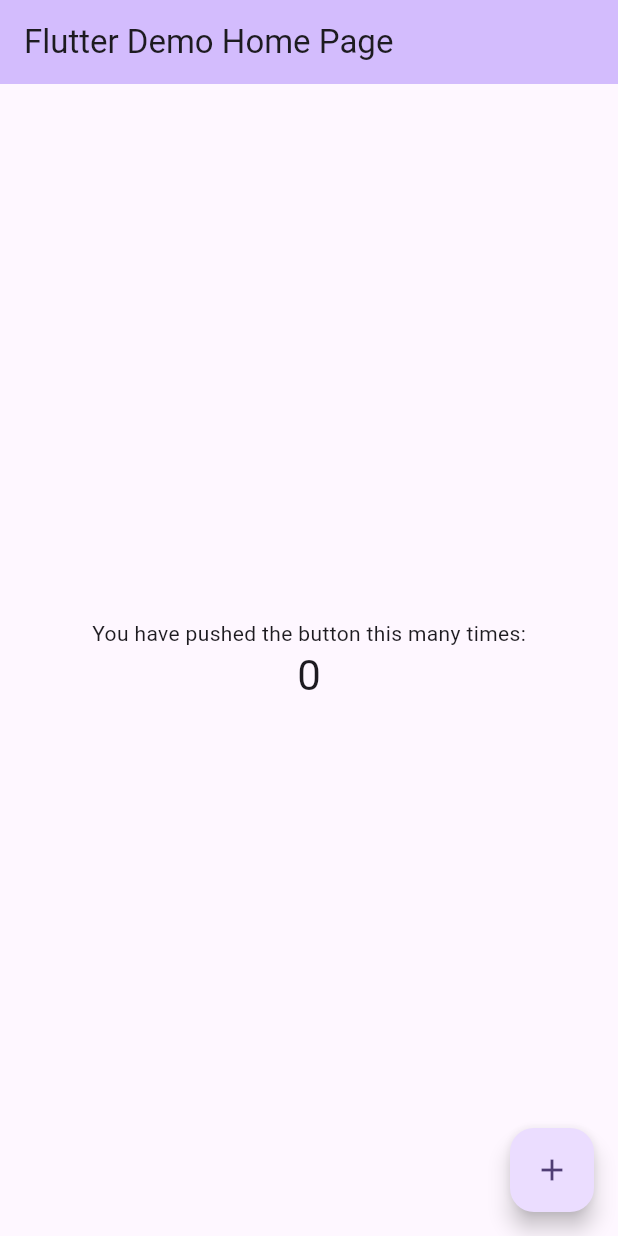
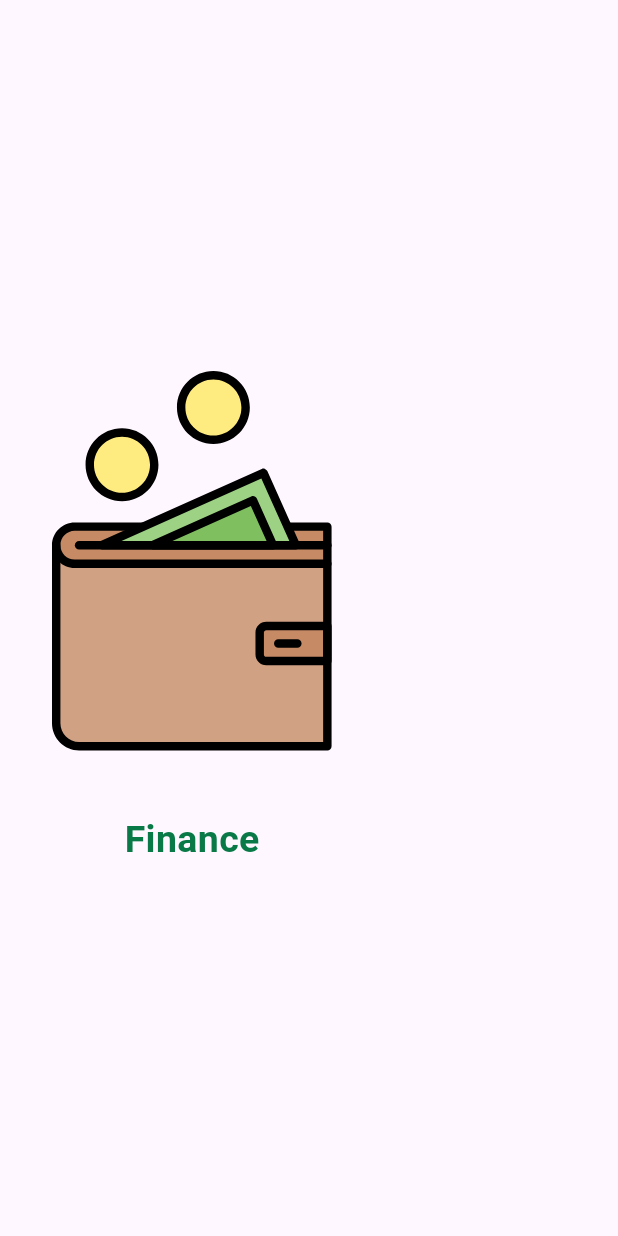
Before and after one commit to AbdelrahmanZeid/FinanceApp, a Flutter app: the first screen one second after launch, on a phone screen of 412 x 824 dp. Run offline on Flutter 3.47's test engine with Material 3 defaults, Android fonts, the phone set to English and light mode, and no system bars; our stand-ins replace flutter_svg.

Commit message:
create project structure

```diff
--- a/lib/main.dart
+++ b/lib/main.dart
@@ -1,125 +1,8 @@
+import 'package:finance_app/pages/app.dart';
 import 'package:flutter/material.dart';
 
 void main() {
-  runApp(const MyApp());
+  runApp(
+    const App(),
+  );
 }
-
-class MyApp extends StatelessWidget {
-  const MyApp({super.key});
-
-  // This widget is the root of your application.
-  @override
-  Widget build(BuildContext context) {
-    return MaterialApp(
-      title: 'Flutter Demo',
-      theme: ThemeData(
-        // This is the theme of your application.
-        //
-        // TRY THIS: Try running your application with "flutter run". You'll see
-        // the application has a purple toolbar. Then, without quitting the app,
-        // try changing the seedColor in the colorScheme below to Colors.green
-        // and then invoke "hot reload" (save your changes or press the "hot
-        // reload" button in a Flutter-supported IDE, or press "r" if you used
-        // the command line to start the app).
-        //
-        // Notice that the counter didn't reset back to zero; the application
-        // state is not lost during the reload. To reset the state, use hot
-        // restart instead.
-        //
-        // This works for code too, not just values: Most code changes can be
-        // tested with just a hot reload.
-        colorScheme: ColorScheme.fromSeed(seedColor: Colors.deepPurple),
-        useMaterial3: true,
-      ),
-      home: const MyHomePage(title: 'Flutter Demo Home Page'),
-    );
-  }
-}
-
-class MyHomePage extends StatefulWidget {
-  const MyHomePage({super.key, required this.title});
-
-  // This widget is the home page of your application. It is stateful, meaning
-  // that it has a State object (defined below) that contains fields that affect
-  // how it looks.
-
-  // This class is the configuration for the state. It holds the values (in this
-  // case the title) provided by the parent (in this case the App widget) and
-  // used by the build method of the State. Fields in a Widget subclass are
-  // always marked "final".
-
-  final String title;
-
-  @override
-  State<MyHomePage> createState() => _MyHomePageState();
-}
-
-class _MyHomePageState extends State<MyHomePage> {
-  int _counter = 0;
-
-  void _incrementCounter() {
-    setState(() {
-      // This call to setState tells the Flutter framework that something has
-      // changed in this State, which causes it to rerun the build method below
-      // so that the display can reflect the updated values. If we changed
-      // _counter without calling setState(), then the build method would not be
-      // called again, and so nothing would appear to happen.
-      _counter++;
-    });
-  }
-
-  @override
-  Widget build(BuildContext context) {
-    // This method is rerun every time setState is called, for instance as done
-    // by the _incrementCounter method above.
-    //
-    // The Flutter framework has been optimized to make rerunning build methods
-    // fast, so that you can just rebuild anything that needs updating rather
-    // than having to individually change instances of widgets.
-    return Scaffold(
-      appBar: AppBar(
-        // TRY THIS: Try changing the color here to a specific color (to
-        // Colors.amber, perhaps?) and trigger a hot reload to see the AppBar
-        // change color while the other colors stay the same.
-        backgroundColor: Theme.of(context).colorScheme.inversePrimary,
-        // Here we take the value from the MyHomePage object that was created by
-        // the App.build method, and use it to set our appbar title.
-        title: Text(widget.title),
-      ),
-      body: Center(
-        // Center is a layout widget. It takes a single child and positions it
-        // in the middle of the parent.
-        child: Column(
-          // Column is also a layout widget. It takes a list of children and
-          // arranges them vertically. By default, it sizes itself to fit its
-          // children horizontally, and tries to be as tall as its parent.
-          //
-          // Column has various properties to control how it sizes itself and
-          // how it positions its children. Here we use mainAxisAlignment to
-          // center the children vertically; the main axis here is the vertical
-          // axis because Columns are vertical (the cross axis would be
-          // horizontal).
-          //
-          // TRY THIS: Invoke "debug painting" (choose the "Toggle Debug Paint"
-          // action in the IDE, or press "p" in the console), to see the
-          // wireframe for each widget.
-          mainAxisAlignment: MainAxisAlignment.center,
-          children: <Widget>[
-            const Text(
-              'You have pushed the button this many times:',
-            ),
-            Text(
-              '$_counter',
-              style: Theme.of(context).textTheme.headlineMedium,
-            ),
-          ],
-        ),
-      ),
-      floatingActionButton: FloatingActionButton(
-        onPressed: _incrementCounter,
-        tooltip: 'Increment',
-        child: const Icon(Icons.add),
-      ), // This trailing comma makes auto-formatting nicer for build methods.
-    );
-  }
-}
--- /dev/null
+++ b/lib/pages/app.dart
@@ -0,0 +1,14 @@
+import 'package:finance_app/pages/splash.dart';
+import 'package:flutter/material.dart';
+
+class App extends StatelessWidget {
+  const App({super.key});
+
+  @override
+  Widget build(BuildContext context) {
+    return const MaterialApp(
+      debugShowCheckedModeBanner: false,
+      home: Splash(),
+    );
+  }
+}
--- /dev/null
+++ b/lib/pages/splash.dart
@@ -0,0 +1,58 @@
+import 'dart:async';
+
+import 'package:finance_app/colors/colors.dart';
+import 'package:finance_app/pages/on_boarding.dart';
+import 'package:flutter/material.dart';
+import 'package:flutter_svg/flutter_svg.dart';
+
+class Splash extends StatefulWidget {
+  const Splash({super.key});
+
+  @override
+  State<Splash> createState() => _SplashState();
+}
+
+class _SplashState extends State<Splash> {
+  @override
+  void initState() {
+    Timer timer = Timer(
+        const Duration(
+          seconds: 4,
+        ), () {
+      Navigator.of(context).pushReplacement(
+        MaterialPageRoute(
+          builder: (
+            _,
+          ) {
+            return const OnBoarding();
+          },
+        ),
+      );
+    });
+    super.initState();
+  }
+
+  Widget build(BuildContext context) {
+    return Scaffold(
+      body: Column(
+        mainAxisAlignment: MainAxisAlignment.center,
+        children: [
+          SvgPicture.asset(
+            "assets/images/logo.svg",
+          ),
+          const SizedBox(
+            height: 40,
+          ),
+          const Text(
+            "Finance",
+            style: TextStyle(
+              fontSize: 25,
+              color: kGreenColor,
+              fontWeight: FontWeight.bold,
+            ),
+          ),
+        ],
+      ),
+    );
+  }
+}
```
Also changed, not shown: lib/colors/colors.dart (added, +23 -0 lines), lib/pages/home.dart (added, +24 -0 lines), lib/pages/on_boarding.dart (added, +15 -0 lines), pubspec.yaml (+4 -3 lines), pubspec.lock, 1 other file.
